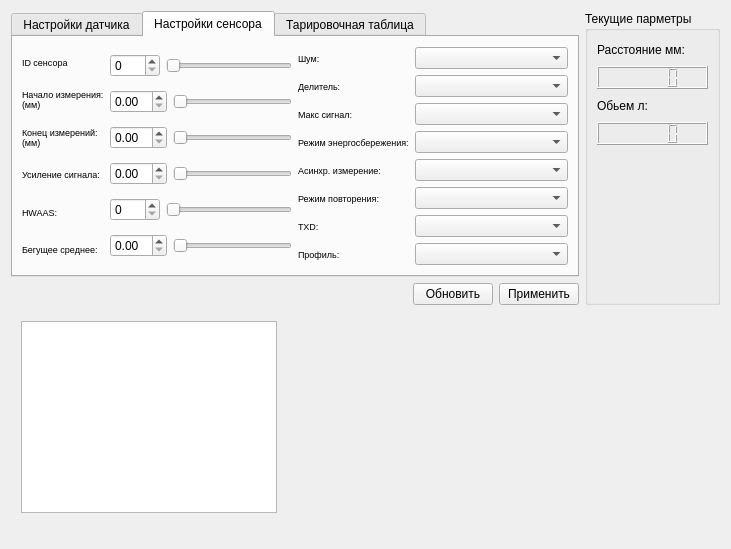
Above: mws.ui from zaitseu1994/EurosensConfig before the change. Below: the same form after it.
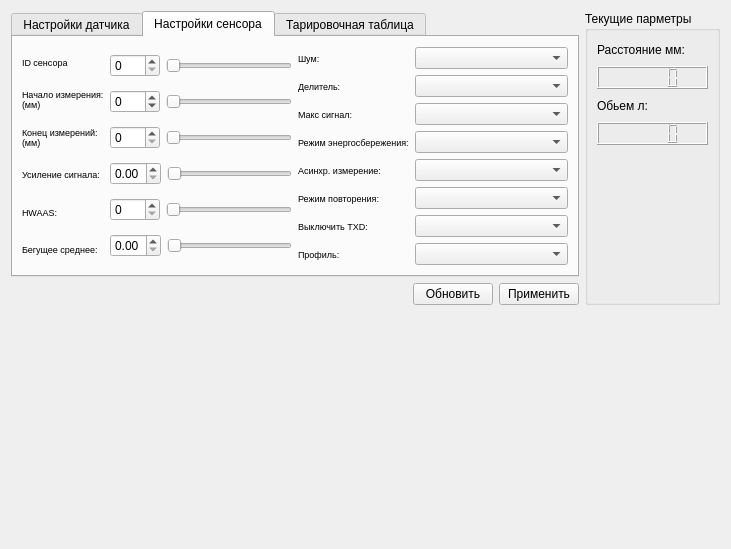
That is the form after the change. The open tabs and pages were chosen to show the change. Custom widgets are drawn as their Qt base class.

The edit to the form file:
```diff
--- a/mws.ui
+++ b/mws.ui
@@ -15,18 +15,7 @@
   </property>
   <layout class="QGridLayout" name="gridLayout" rowstretch="1,3">
    <item row="1" column="0">
-    <widget class="QCustomPlot" name="widget_2" native="true">
-     <widget class="QTextBrowser" name="textBrowser">
-      <property name="geometry">
-       <rect>
-        <x>10</x>
-        <y>10</y>
-        <width>256</width>
-        <height>192</height>
-       </rect>
-      </property>
-     </widget>
-    </widget>
+    <widget class="QCustomPlot" name="widget_2" native="true"/>
    </item>
    <item row="0" column="0">
     <layout class="QHBoxLayout" name="horizontalLayout_2">
@@ -246,10 +235,29 @@
                  <item>
                   <layout class="QHBoxLayout" name="horizontalLayout_6" stretch="2,5">
                    <item>
-                    <widget class="QDoubleSpinBox" name="spin_StartMeasure"/>
+                    <widget class="QSpinBox" name="spin_StartMeasure">
+                     <property name="minimum">
+                      <number>-70</number>
+                     </property>
+                     <property name="maximum">
+                      <number>700</number>
+                     </property>
+                    </widget>
                    </item>
                    <item>
                     <widget class="QSlider" name="slid_StartMeasure">
+                     <property name="minimum">
+                      <number>-70</number>
+                     </property>
+                     <property name="maximum">
+                      <number>700</number>
+                     </property>
+                     <property name="singleStep">
+                      <number>1</number>
+                     </property>
+                     <property name="value">
+                      <number>-70</number>
+                     </property>
                      <property name="orientation">
                       <enum>Qt::Horizontal</enum>
                      </property>
@@ -260,10 +268,17 @@
                  <item>
                   <layout class="QHBoxLayout" name="horizontalLayout_10" stretch="2,5">
                    <item>
-                    <widget class="QDoubleSpinBox" name="spin_EndMeasure"/>
+                    <widget class="QSpinBox" name="spin_EndMeasure">
+                     <property name="maximum">
+                      <number>770</number>
+                     </property>
+                    </widget>
                    </item>
                    <item>
                     <widget class="QSlider" name="slid_EndMeasure">
+                     <property name="maximum">
+                      <number>770</number>
+                     </property>
                      <property name="orientation">
                       <enum>Qt::Horizontal</enum>
                      </property>
@@ -274,10 +289,20 @@
                  <item>
                   <layout class="QHBoxLayout" name="horizontalLayout_7" stretch="2,5">
                    <item>
-                    <widget class="QDoubleSpinBox" name="spin_ReceiverGain"/>
+                    <widget class="QDoubleSpinBox" name="spin_ReceiverGain">
+                     <property name="maximum">
+                      <double>1.000000000000000</double>
+                     </property>
+                     <property name="singleStep">
+                      <double>0.010000000000000</double>
+                     </property>
+                    </widget>
                    </item>
                    <item>
                     <widget class="QSlider" name="slid_ReceiverGain">
+                     <property name="maximum">
+                      <number>100</number>
+                     </property>
                      <property name="orientation">
                       <enum>Qt::Horizontal</enum>
                      </property>
@@ -302,10 +327,20 @@
                  <item>
                   <layout class="QHBoxLayout" name="horizontalLayout_8" stretch="2,5">
                    <item>
-                    <widget class="QDoubleSpinBox" name="spin_RunningAverage"/>
+                    <widget class="QDoubleSpinBox" name="spin_RunningAverage">
+                     <property name="maximum">
+                      <double>1.000000000000000</double>
+                     </property>
+                     <property name="singleStep">
+                      <double>0.010000000000000</double>
+                     </property>
+                    </widget>
                    </item>
                    <item>
                     <widget class="QSlider" name="slid_RunningAverage">
+                     <property name="maximum">
+                      <number>100</number>
+                     </property>
                      <property name="orientation">
                       <enum>Qt::Horizontal</enum>
                      </property>
@@ -401,7 +436,7 @@
                     </font>
                    </property>
                    <property name="text">
-                    <string>TXD:</string>
+                    <string>Выключить TXD:</string>
                    </property>
                   </widget>
                  </item>
```
